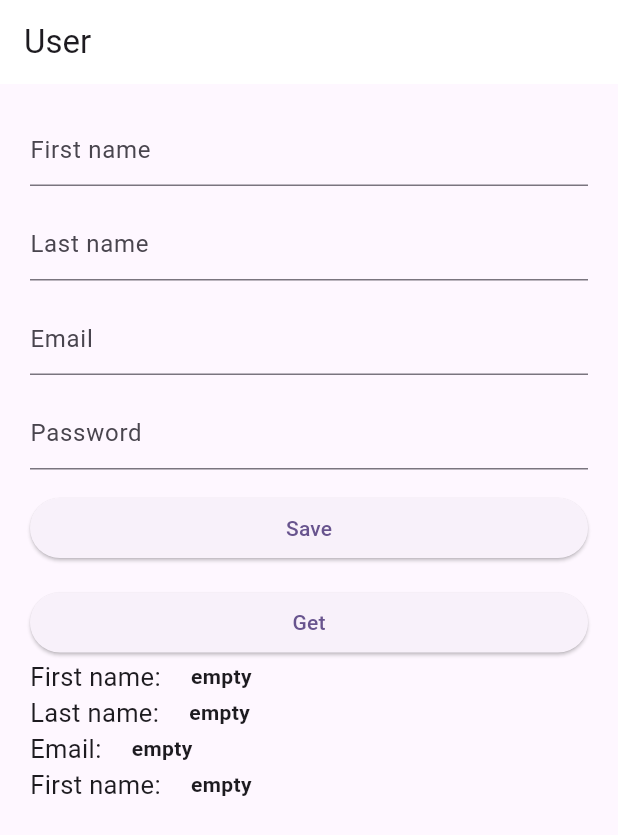
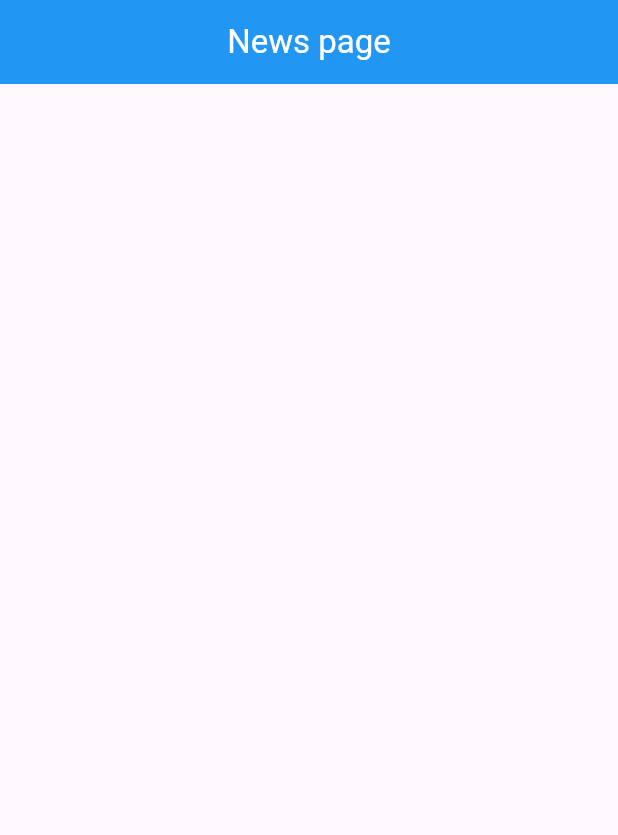
Before and after one commit to FlutterCyber/shared_pref, a Flutter app: the screen it shows after launch, on a phone screen of 412 x 824 dp. Shown: the top 835 px of the screen. Run offline on Flutter 3.47's test engine with Material 3 defaults, Android fonts, the phone set to English and light mode, and no system bars; our stand-ins replace logger, shared_preferences; network calls fail.

Commit message:
2 commit

```diff
--- a/lib/main.dart
+++ b/lib/main.dart
@@ -1,5 +1,5 @@
 import 'package:flutter/material.dart';
-import 'package:shared_pref/employee_page.dart';
+import 'package:shared_pref/news_page.dart';
 import 'package:shared_pref/user_page.dart';
 
 void main() {
@@ -17,11 +17,10 @@ class MyApp extends StatelessWidget {
         colorScheme: ColorScheme.fromSeed(seedColor: Colors.deepPurple),
         useMaterial3: true,
       ),
-      home: UserPage(),
+      home: const NewsPage(),
       routes: {
-        UserPage.id:(context)=> const UserPage(),
-        EmployeePage.id:(context)=> const EmployeePage(),
-
+        UserPage.id: (context) => const UserPage(),
+        NewsPage.id: (context) => const NewsPage(),
       },
     );
   }
--- /dev/null
+++ b/lib/model/news.dart
@@ -0,0 +1,26 @@
+class News {
+  int? userId;
+  int? id;
+  String? title;
+  String? body;
+
+  News({
+    required this.userId,
+    required this.id,
+    required this.title,
+    required this.body,
+  });
+
+  News.fromJson(Map<String, dynamic> map)
+      : userId = map['userId'],
+        id = map['id'],
+        title = map['title'],
+        body = map['body'];
+
+  Map<String, dynamic> toJson() => {
+        "userId": userId,
+        "id": id,
+        "title": title,
+        "body": body,
+      };
+}
--- /dev/null
+++ b/lib/news_page.dart
@@ -0,0 +1,56 @@
+import 'package:flutter/material.dart';
+import 'package:logger/logger.dart';
+import 'package:shared_pref/model/news.dart';
+import 'package:shared_pref/services/network_service.dart';
+
+class NewsPage extends StatefulWidget {
+  static const String id = "news_page";
+
+  const NewsPage({super.key});
+
+  @override
+  State<NewsPage> createState() => _NewsPageState();
+}
+
+class _NewsPageState extends State<NewsPage> {
+  var logger = Logger();
+
+  @override
+  void initState() {
+    // TODO: implement initState
+    super.initState();
+    //getInfos();
+    postInfo();
+  }
+
+  Future<void> getInfos() async {
+    NetworkService.GET(NetworkService.API_GET, NetworkService.paramsGET())
+        .then((response) => {
+              logger.i(response),
+            });
+  }
+
+  postInfo() {
+    News news =
+        News(userId: 102, id: 103, title: "Shoqosim", body: "Abdujabbor");
+    NetworkService.POST(NetworkService.API_POST,
+            NetworkService.paramsPOST(news: news))
+        .then((response) => {
+              logger.i(response),
+            });
+  }
+
+  @override
+  Widget build(BuildContext context) {
+    return Scaffold(
+      appBar: AppBar(
+        backgroundColor: Colors.blue,
+        title: const Text(
+          "News page",
+          style: TextStyle(color: Colors.white),
+        ),
+        centerTitle: true,
+      ),
+    );
+  }
+}
--- /dev/null
+++ b/lib/services/network_service.dart
@@ -0,0 +1,92 @@
+import 'dart:convert';
+
+import 'package:http/http.dart';
+import 'package:logger/logger.dart';
+
+import '../model/news.dart';
+
+class NetworkService {
+  static var logger = Logger();
+
+  static String BASE = "jsonplaceholder.typicode.com";
+  static Map<String, String> header = {
+    'Content-type': 'application/json; charset=UTF-8'
+  };
+
+  /// APIs
+  static String API_POST = "/posts";
+  static String API_GET = "/posts";
+  static String API_PUT = "/posts/"; // + id
+  static String API_DELETE = "/posts/"; // +id
+
+  /// request methods
+  static Future<String?> GET(String api, Map<String, String> params) async {
+    var uri = Uri.https(BASE, api, params);
+    var response = await get(uri, headers: header);
+    if (response.statusCode == 200) {
+      return response.body;
+    }
+    return null;
+  }
+
+  static Future<String?> POST(String api, Map<String, String> params) async {
+    Uri uri = Uri.https(BASE, api, params);
+    Response response =
+        await post(uri, headers: header, body: jsonEncode(params));
+
+    if (response.statusCode == 200 || response.statusCode == 201) {
+      return response.body;
+    }
+    return null;
+  }
+
+  static Future<String?> PUT(String api, Map<String, String> params) async {
+    var uri = Uri.https(BASE, api);
+    var response = await put(uri, headers: header, body: jsonEncode(params));
+    if (response.statusCode == 200) {
+      return response.body;
+    }
+    return null;
+  }
+
+  static Future<String?> DELETE(String api, Map<String, String> params) async {
+    var uri = Uri.https(BASE, api);
+    var response = await delete(uri, headers: header);
+    if (response.statusCode == 200) {
+      return response.body;
+    }
+    return null;
+  }
+
+  static Map<String, String> paramsGET() {
+    Map<String, String> params = {};
+    return params;
+  }
+
+  static Map<String, String> paramsPOST({required News news}) {
+    Map<String, String> params = {};
+    params.addAll({
+      'userId': news.userId.toString(),
+      "id": news.id.toString(),
+      "title": news.title!,
+      "body": news.body!,
+    });
+    return params;
+  }
+
+  static Map<String, String> paramsPUT(News news) {
+    Map<String, String> params = {};
+    params.addAll({
+      'userId': news.userId.toString(),
+      "id": news.id.toString(),
+      "title": news.title!,
+      "body": news.body!,
+    });
+    return params;
+  }
+
+  static Map<String, String> paramsDELETE() {
+    Map<String, String> params = {};
+    return params;
+  }
+}
--- a/pubspec.yaml
+++ b/pubspec.yaml
@@ -37,6 +37,7 @@ dependencies:
   cupertino_icons: ^1.0.2
   shared_preferences: ^2.2.2
   logger: ^2.0.2+1
+  http: ^0.13.6
 
 dev_dependencies:
   flutter_test:
```
Also changed, not shown: lib/employee_page.dart (deleted, +0 -21 lines), pubspec.lock.
